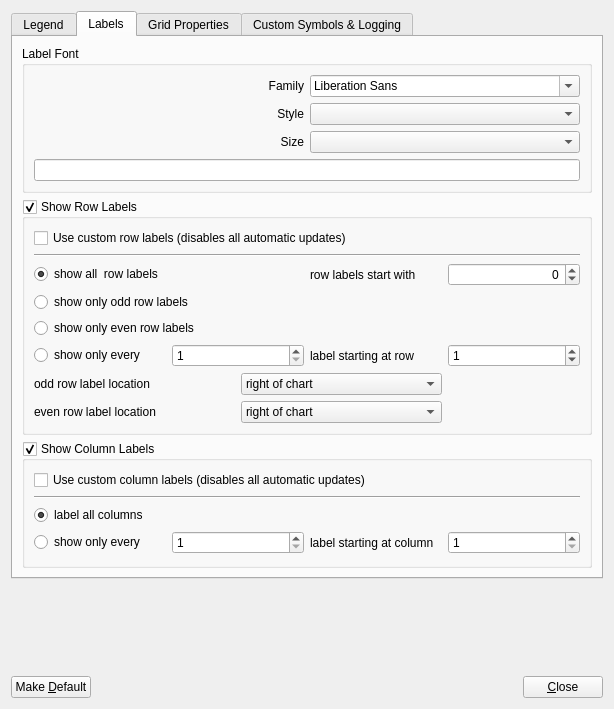
Qt form sconcho/gui/ui/preferences_dialog.ui (haskelladdict/sconcho) before a commit.
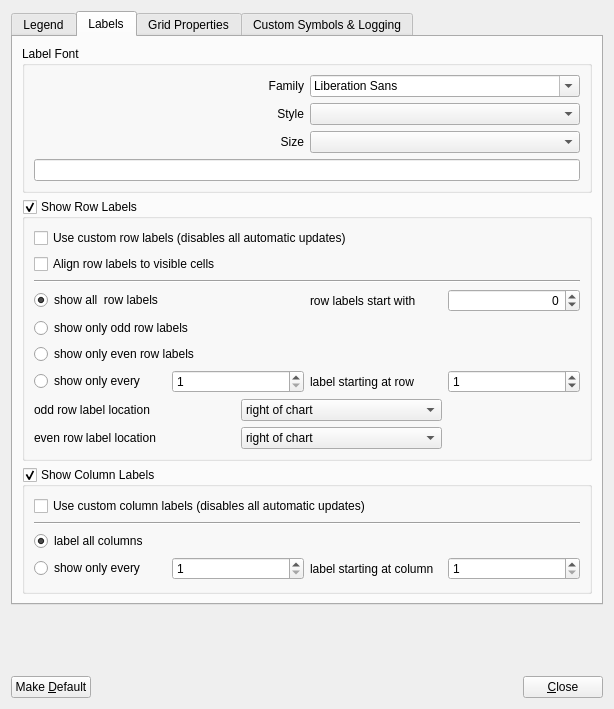
The same form after that commit. The open tabs and pages were chosen to show the change.

Commit message: Implemented alignment of row labels to visible cells.

Diff of the .ui file:
```diff
--- a/sconcho/gui/ui/preferences_dialog.ui
+++ b/sconcho/gui/ui/preferences_dialog.ui
@@ -173,6 +173,13 @@
             </property>
            </widget>
           </item>
+          <item>
+           <widget class="QCheckBox" name="alignRowLabelsToVisibleChecker">
+            <property name="text">
+             <string>Align row labels to visible cells</string>
+            </property>
+           </widget>
+          </item>
           <item>
            <widget class="Line" name="line_2">
             <property name="orientation">
```
The commit also changes 15 other files.
